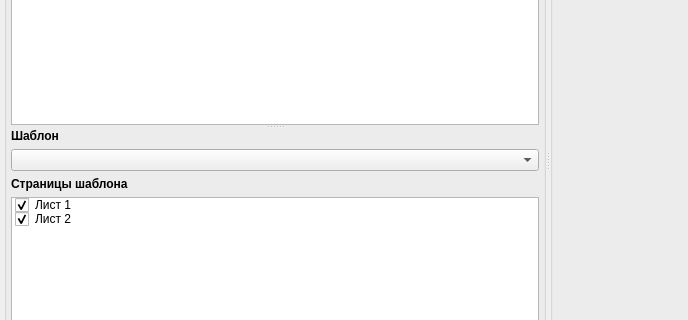
Before: the Qt Designer form designer/mainwindow.ui in Artemako/auto-exec-doc, drawn with Qt 5; both pictures show x 0 to 688 and y 237 to 557 of the 1366 by 768 pixel window.
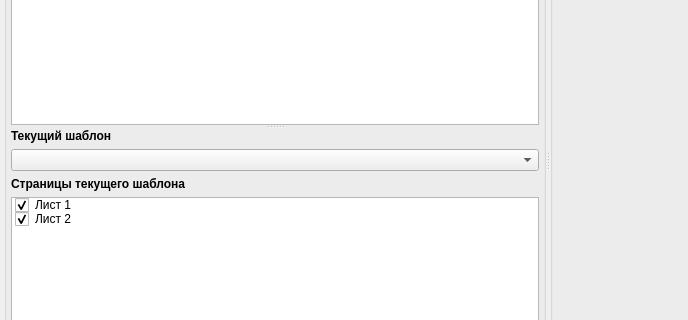
After: the same form once the commit is applied. Icons and pictures are not drawn. Custom widgets are drawn as their Qt base class.

```diff
--- a/designer/mainwindow.ui
+++ b/designer/mainwindow.ui
@@ -137,7 +137,7 @@
             <item>
              <widget class="QLabel" name="label_current_template">
               <property name="text">
-               <string>&lt;html&gt;&lt;head/&gt;&lt;body&gt;&lt;p&gt;&lt;span style=&quot; font-weight:700;&quot;&gt;Шаблон&lt;/span&gt;&lt;/p&gt;&lt;/body&gt;&lt;/html&gt;</string>
+               <string>&lt;html&gt;&lt;head/&gt;&lt;body&gt;&lt;p&gt;&lt;span style=&quot; font-weight:700;&quot;&gt;Текущий шаблон&lt;/span&gt;&lt;/p&gt;&lt;/body&gt;&lt;/html&gt;</string>
               </property>
              </widget>
             </item>
@@ -147,7 +147,7 @@
             <item>
              <widget class="QLabel" name="label_pages_template">
               <property name="text">
-               <string>&lt;html&gt;&lt;head/&gt;&lt;body&gt;&lt;p&gt;&lt;span style=&quot; font-weight:700;&quot;&gt;Страницы шаблона&lt;/span&gt;&lt;/p&gt;&lt;/body&gt;&lt;/html&gt;</string>
+               <string>&lt;html&gt;&lt;head/&gt;&lt;body&gt;&lt;p&gt;&lt;span style=&quot; font-weight:700;&quot;&gt;Страницы текущего шаблона&lt;/span&gt;&lt;/p&gt;&lt;/body&gt;&lt;/html&gt;</string>
               </property>
              </widget>
             </item>
```
